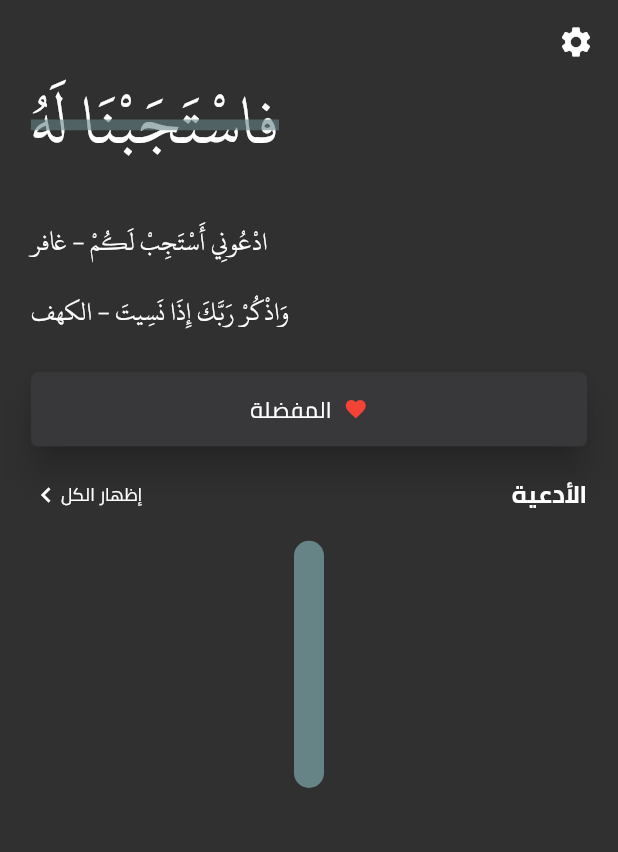
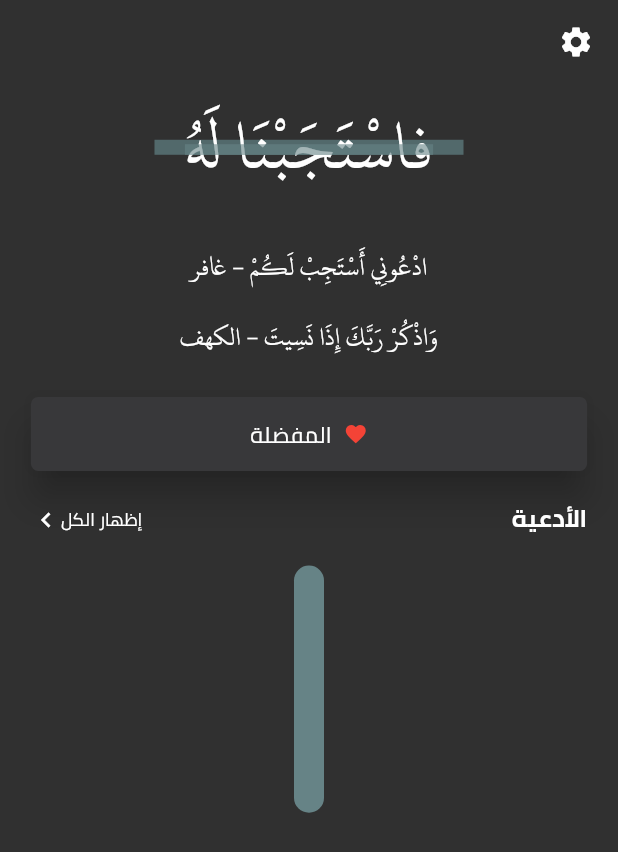
Before and after one commit to BChowy/estagbna, a Flutter app: the screen it shows after launch, on a phone screen of 412 x 824 dp. Shown: the top 852 px of the screen. Run offline on Flutter 3.47's test engine with Material 2 defaults, Android fonts, the phone set to English and light mode, and no system bars.

Commit message:
- Delete 'text direction - rtl' (already added it to home.dart) - Add 'Stack widget' to make divider line behind headline.

```diff
--- a/lib/homepage/heading.dart
+++ b/lib/homepage/heading.dart
@@ -13,24 +13,36 @@ class _HeadingState extends State<Heading> {
   Widget build(BuildContext context) {
     SizeConfig().init(context);
     return (Column(
-      crossAxisAlignment: CrossAxisAlignment.end,
+      crossAxisAlignment: CrossAxisAlignment.center,
       children: [
-        Text('فاسْتَجَبْنَا لَهُ',
-            textDirection: TextDirection.rtl,
-            overflow: TextOverflow.ellipsis, //what?
-            style: Theme.of(context).textTheme.headline1),
+        SizedBox(
+          height: SizeConfig.blockSizeVertical * 2,
+        ),
+        Stack(
+          alignment: Alignment.center,
+          children: [
+            Positioned(
+                child: Divider(
+              thickness: 10,
+              indent: SizeConfig.blockSizeHorizontal * 20,
+              endIndent: SizeConfig.blockSizeHorizontal * 20,
+              color: Theme.of(context).cardColor,
+            )),
+            Text('فاسْتَجَبْنَا لَهُ',
+                overflow: TextOverflow.ellipsis, //what?
+                style: Theme.of(context).textTheme.headline1),
+          ],
+        ),
         SizedBox(
           height: SizeConfig.blockSizeVertical * 3,
         ),
         Text('ادْعُونِي أَسْتَجِبْ لَكُمْ - غافر',
-            textDirection: TextDirection.rtl,
             overflow: TextOverflow.ellipsis, //what?
             style: Theme.of(context).textTheme.headline5),
         SizedBox(
           height: SizeConfig.blockSizeVertical * 2,
         ),
         Text('وَاذْكُرْ رَبَّكَ إِذَا نَسِيتَ - الكهف',
-            textDirection: TextDirection.rtl,
             overflow: TextOverflow.ellipsis, //what?
             style: Theme.of(context).textTheme.headline5),
         SizedBox(
```
